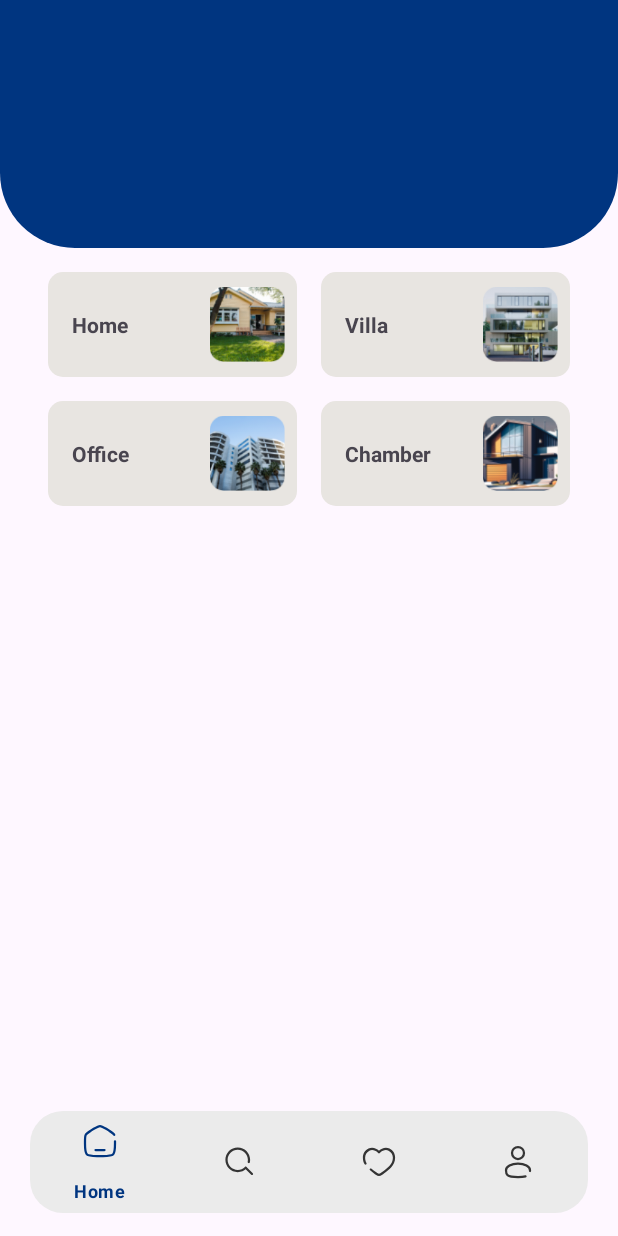
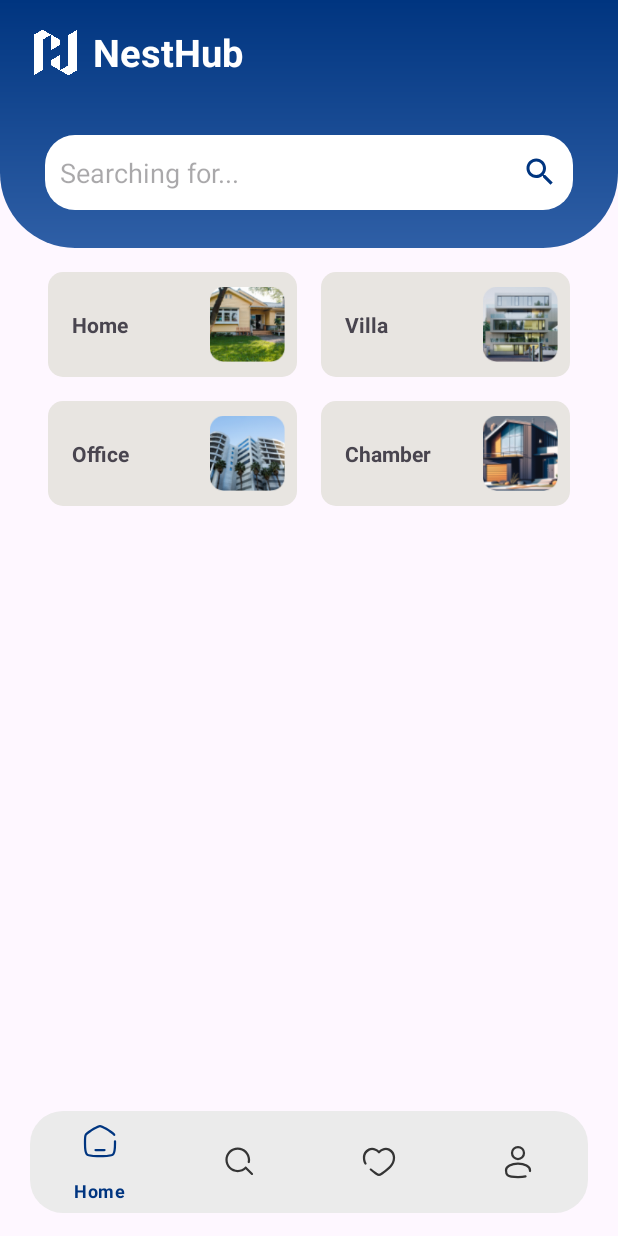
Before and after one commit to pootinx/NestHub, an Android app: the screen it shows after launch once a user with an empty profile is signed in (MainActivity), on a phone screen of 412 x 824 dp. Run offline under Robolectric (Android 15) with nearby library versions, the phone set to English and light mode, and no system bars; our stand-ins replace Firebase (no records; nobody signed in at launch, a user with empty details on screens opened directly).

```diff
--- a/app/build.gradle
+++ b/app/build.gradle
@@ -71,4 +71,5 @@ dependencies {
 
 
     implementation 'com.google.android.gms:play-services-auth:20.7.0'
+    implementation 'com.google.firebase:firebase-firestore:24.9.1'
 }
--- a/app/src/main/AndroidManifest.xml
+++ b/app/src/main/AndroidManifest.xml
@@ -38,7 +38,9 @@
 
         <activity
             android:name=".MainActivity"
-            android:exported="false" >
+            android:exported="false"
+            android:windowSoftInputMode="adjustPan"
+            >
 
         </activity>
     </application>
--- /dev/null
+++ b/app/src/main/res/drawable/fav_bg.xml
@@ -0,0 +1,4 @@
+<shape xmlns:android="http://schemas.android.com/apk/res/android"
+    android:shape="oval">
+    <solid android:color="#AEFFFFFF" />
+</shape>
--- a/app/src/main/res/drawable/radius.xml
+++ b/app/src/main/res/drawable/radius.xml
@@ -1,6 +1,6 @@
 <?xml version="1.0" encoding="UTF-8"?>
 <shape xmlns:android="http://schemas.android.com/apk/res/android"
     android:shape="rectangle" >
-    <solid android:color="#00FFFFFF" />
-    <corners android:radius="22dp"  />
+    <solid android:color="#FFFFFF" />
+    <corners android:radius="20dp"  />
 </shape>
--- /dev/null
+++ b/app/src/main/res/drawable/searche_icon1.xml
@@ -0,0 +1,5 @@
+<vector android:height="24dp" android:tint="#003580"
+    android:viewportHeight="24" android:viewportWidth="24"
+    android:width="24dp" xmlns:android="http://schemas.android.com/apk/res/android">
+    <path android:fillColor="@android:color/white" android:pathData="M15.5,14h-0.79l-0.28,-0.27C15.41,12.59 16,11.11 16,9.5 16,5.91 13.09,3 9.5,3S3,5.91 3,9.5 5.91,16 9.5,16c1.61,0 3.09,-0.59 4.23,-1.57l0.27,0.28v0.79l5,4.99L20.49,19l-4.99,-5zM9.5,14C7.01,14 5,11.99 5,9.5S7.01,5 9.5,5 14,7.01 14,9.5 11.99,14 9.5,14z"/>
+</vector>
--- a/app/src/main/res/drawable/tophome.xml
+++ b/app/src/main/res/drawable/tophome.xml
@@ -1,10 +1,15 @@
 <?xml version="1.0" encoding="UTF-8"?>
 <shape xmlns:android="http://schemas.android.com/apk/res/android"
     android:shape="rectangle" >
-    <solid android:color="@color/my_primary" />
+
     <corners
         android:radius="50dp"
         android:topLeftRadius="0dp"
         android:topRightRadius="0dp"
         />
+    <gradient
+        android:type="linear"
+        android:endColor="@color/my_primary"
+        android:startColor="#2F5FA6"
+        android:angle="90"/>
 </shape>
--- a/app/src/main/res/layout/fragment_home.xml
+++ b/app/src/main/res/layout/fragment_home.xml
@@ -21,16 +21,81 @@
 
                         <androidx.constraintlayout.widget.ConstraintLayout
                             android:layout_width="match_parent"
-                            android:layout_height="match_parent"
+                            android:layout_height="match_parent">
 
-                            >
                                 <View
                                     android:id="@+id/view5"
                                     android:layout_width="match_parent"
                                     android:layout_height="165dp"
-                                    android:background="@drawable/tophome"/>
+                                    android:background="@drawable/tophome"
+                                    app:layout_constraintStart_toStartOf="parent"
+                                    app:layout_constraintBottom_toBottomOf="parent"
+                                    />
 
-<!--                                <ImageView-->
+                                <LinearLayout
+                                    android:layout_width="match_parent"
+                                    android:layout_height="match_parent"
+                                    android:orientation="vertical">
+
+                                        <LinearLayout
+                                            android:layout_width="match_parent"
+                                            android:layout_height="50dp"
+                                            android:layout_marginStart="10dp"
+                                            android:layout_marginTop="10dp"
+                                            android:layout_marginEnd="10dp"
+                                            android:layout_weight="0.5"
+                                            android:orientation="horizontal"
+                                            android:padding="2dp">
+
+                                                <ImageView
+                                                    android:layout_width="50dp"
+                                                    android:layout_height="match_parent"
+
+                                                    android:src="@drawable/nesthub_logo"
+                                                    app:layout_constraintEnd_toEndOf="parent"
+                                                    app:layout_constraintLeft_toLeftOf="parent"
+                                                    app:layout_constraintRight_toRightOf="parent"
+                                                    app:layout_constraintTop_toTopOf="parent" />
+
+                                                <TextView
+                                                    android:layout_width="wrap_content"
+                                                    android:layout_height="match_parent"
+                                                    android:alpha="1"
+                                                    android:text="NestHub"
+                                                    android:textColor="@color/white"
+                                                    android:textSize="25dp"
+                                                    android:textStyle="bold"
+                                                    android:gravity="center_vertical"
+                                                    app:layout_constraintBottom_toBottomOf="parent"
+                                                    app:layout_constraintLeft_toLeftOf="parent"
+                                                    app:layout_constraintTop_toTopOf="parent"
+
+
+                                                    />
+
+
+                                        </LinearLayout>
+
+                                        <EditText
+                                            android:id="@+id/editTextText2"
+                                            android:layout_width="match_parent"
+                                            android:layout_height="50dp"
+                                            android:ems="10"
+                                            android:inputType="text"
+                                            android:hint="Searching for..."
+                                            android:padding="10dp"
+                                            android:paddingLeft="20dp"
+                                            android:background="@drawable/radius"
+                                            android:drawableRight="@drawable/searche_icon1"
+                                            android:layout_marginStart="30dp"
+                                            android:layout_marginTop="30dp"
+                                            android:layout_marginEnd="30dp"
+                                            android:layout_weight="0.5"
+                                            />
+
+                                </LinearLayout>
+
+                                <!--                                <ImageView-->
 <!--                                    android:id="@+id/imageView2"-->
 <!--                                    android:layout_width="70dp"-->
 <!--                                    android:layout_height="70dp"-->
--- a/app/src/main/res/values/themes.xml
+++ b/app/src/main/res/values/themes.xml
@@ -18,4 +18,8 @@
     </style>
 
     <style name="Theme.NestHub" parent="Base.Theme.NestHub" />
+    <style name="roundedImageView" parent="">
+        <item name="cornerFamily">rounded</item>
+        <item name="cornerSize">8dp</item>
+    </style>
 </resources>
```
Also changed, not shown: app/src/main/res/layout/cardhome_verticall.xml (added, +163 -0 lines), app/src/main/res/layout/cardhomesmall.xml (renamed from app/src/main/res/layout/cardhome.xml, +31 -13 lines), app/src/main/res/drawable/search_icon.png (added).
